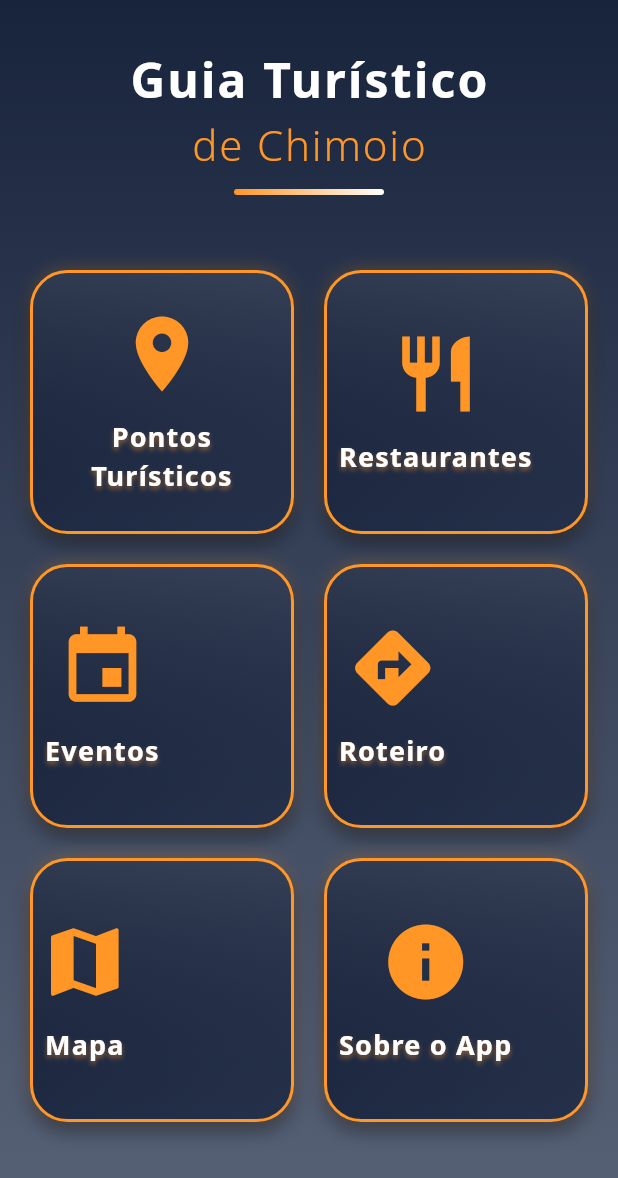
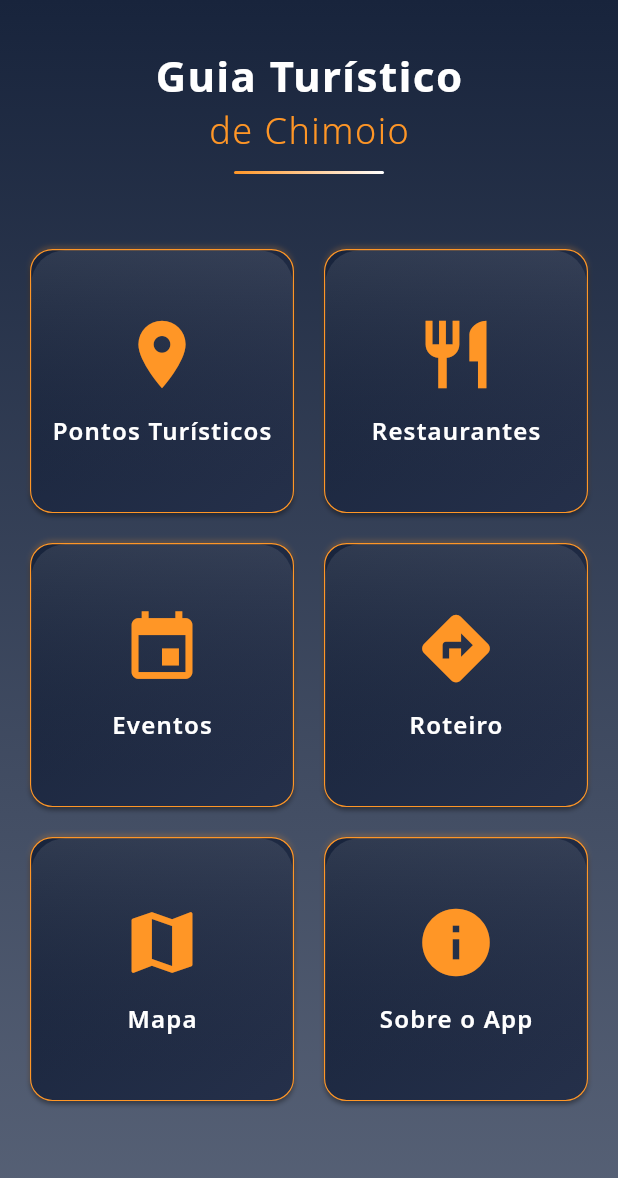
Before and after one commit to YMatique/chimoio_tour_guide, a Flutter app: the screen it shows after launch, on a phone screen of 412 x 824 dp. Shown: the top 1178 px of the screen. Run offline on Flutter 3.47's test engine with Material 3 defaults, Android fonts, the phone set to English and light mode, and no system bars; our stand-ins replace google_maps_flutter, location, sqflite; accounts and stored records are empty.

Commit message:
customizing home screen

```diff
--- a/lib/screens/home_screen.dart
+++ b/lib/screens/home_screen.dart
@@ -4,7 +4,7 @@ import 'restaurant_screen.dart';
 import 'event_screen.dart';
 import 'itinerary_screen.dart';
 import 'map_screen.dart';
-import 'about_screen.dart'; // Novo import
+import 'about_screen.dart';
 import '../models/tourist_spot.dart';
 
 class HomeScreen extends StatelessWidget {
@@ -29,24 +29,24 @@ class HomeScreen extends StatelessWidget {
                     Text(
                       'Guia Turístico',
                       style: TextStyle(
-                        fontSize: 32,
+                        fontSize: 28,
                         fontWeight: FontWeight.bold,
                         color: Colors.white,
-                        letterSpacing: 1.5,
+                        letterSpacing: 1,
                       ),
                     ),
                     Text(
                       'de Chimoio',
                       style: TextStyle(
-                        fontSize: 28,
+                        fontSize: 24,
                         fontWeight: FontWeight.w300,
                         color: Color(0xFFFF9626),
-                        letterSpacing: 1.2,
+                        letterSpacing: 1,
                       ),
                     ),
                     SizedBox(height: 10),
                     Container(
-                      height: 4,
+                      height: 2,
                       width: 100,
                       decoration: BoxDecoration(
                         gradient: LinearGradient(
@@ -174,18 +174,18 @@ class HomeScreen extends StatelessWidget {
             end: Alignment.bottomRight,
             colors: [Color(0xFF18243C), Color(0xFF25304A)],
           ),
-          borderRadius: BorderRadius.circular(25),
-          border: Border.all(color: Color(0xFFFF9626), width: 2),
+          borderRadius: BorderRadius.circular(15),
+          border: Border.all(color: Color(0xFFFF9626), width: .75),
           boxShadow: [
             BoxShadow(
               color: Colors.black.withOpacity(0.4),
-              offset: Offset(0, 6),
-              blurRadius: 10,
+              offset: Offset(0, 2),
+              blurRadius: 2,
             ),
             BoxShadow(
               color: Color(0xFFFF9626).withOpacity(0.2),
               offset: Offset(0, -2),
-              blurRadius: 8,
+              blurRadius: 2,
             ),
           ],
         ),
@@ -204,25 +204,19 @@ class HomeScreen extends StatelessWidget {
             Column(
               mainAxisAlignment: MainAxisAlignment.center,
               children: [
-                Icon(icon, size: 60, color: Color(0xFFFF9626)),
+                Icon(icon, size: 54, color: Color(0xFFFF9626)),
                 SizedBox(height: 12),
-                Padding(
+                Container(
                   padding: EdgeInsets.symmetric(horizontal: 8.0),
+                  alignment: Alignment.center,
                   child: Text(
                     title,
-                    textAlign: TextAlign.center,
                     style: TextStyle(
-                      fontSize: 18,
-                      fontWeight: FontWeight.bold,
+                      fontSize: 16,
+                      fontWeight: FontWeight.w600,
                       color: Colors.white,
                       letterSpacing: 0.8,
-                      shadows: [
-                        Shadow(
-                          color: Color(0xFFFF9626).withOpacity(0.5),
-                          blurRadius: 4,
-                          offset: Offset(0, 2),
-                        ),
-                      ],
+
                     ),
                   ),
                 ),
```
